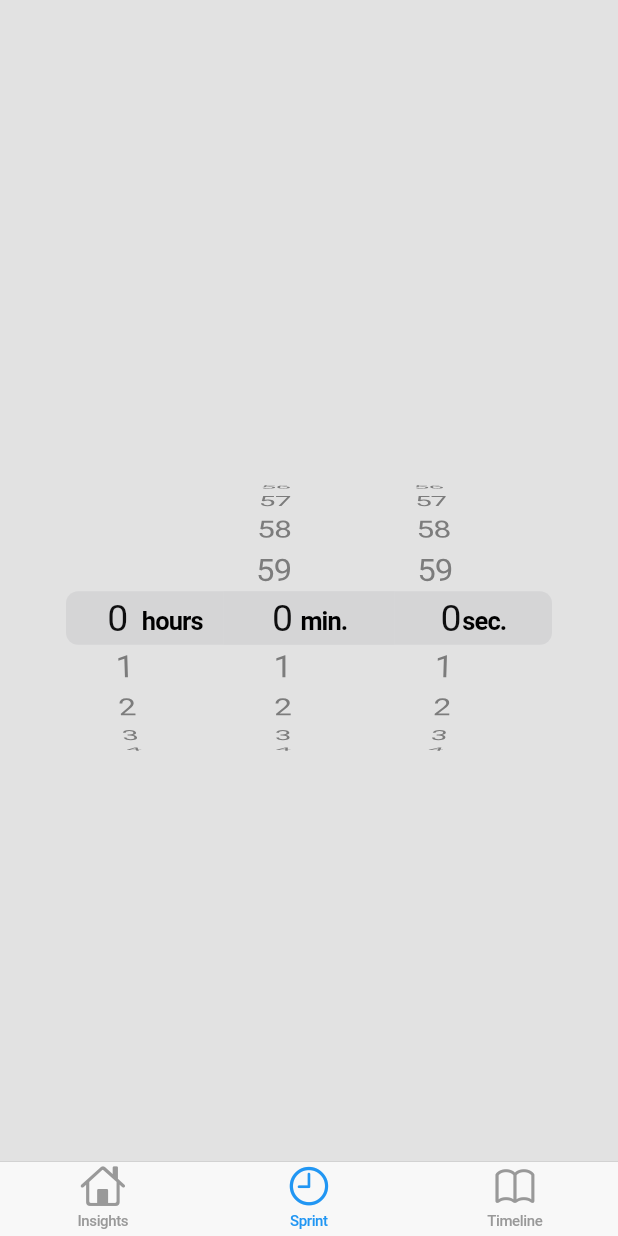
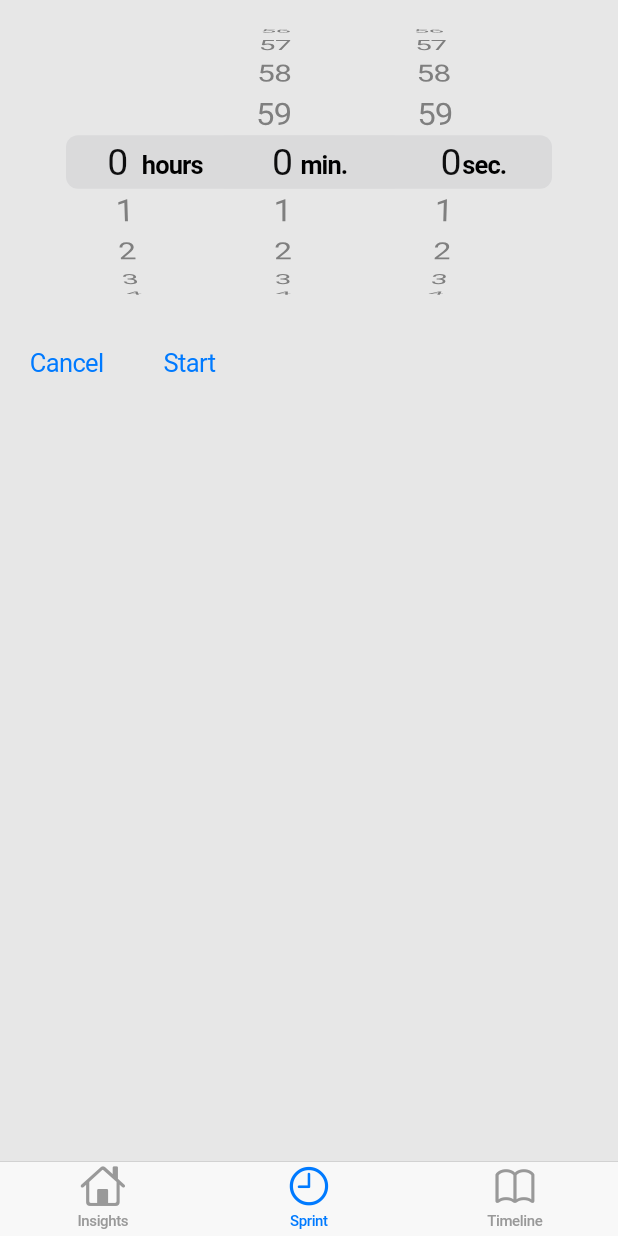
Before and after one commit to zachdtaylor/scatter, a Flutter app: the screen it shows after launch, item 2 of the bottom bar chosen, on a phone screen of 412 x 824 dp. Run offline on Flutter 3.47's test engine with Material 2 defaults, Android fonts, the phone set to English and light mode, and no system bars.

Commit message:
add buttons to sprint page

```diff
--- a/lib/main.dart
+++ b/lib/main.dart
@@ -1,7 +1,5 @@
 import 'package:flutter/cupertino.dart';
-import 'package:flutter/material.dart';
 import 'package:flutter/services.dart';
-import 'package:scatter/check_platform.dart';
 import 'package:scatter/home.dart';
 
 
@@ -10,27 +8,20 @@ void main() {
     [DeviceOrientation.portraitUp, DeviceOrientation.portraitDown]
   );
   Widget home = Home();
-  runApp(ScatterApp(home: home));
+  runApp(ScatterApp(home));
 }
 
 class ScatterApp extends StatelessWidget {
   final Widget home;
   final String title = 'Scatter';
 
-  ScatterApp({Key key, @required this.home}): super(key: key);
+  ScatterApp(this.home);
 
   @override
   Widget build(BuildContext context) {
-    if (isIos) {
-      return CupertinoApp(
-        title: title,
-        home: home
-      );
-    } else {
-      return MaterialApp(
-        title: title,
-        home: home
-      );
-    }
+    return CupertinoApp(
+      title: title,
+      home: home
+    );
   }
 }
--- a/lib/pages/sprint/sprint_page.dart
+++ b/lib/pages/sprint/sprint_page.dart
@@ -10,11 +10,35 @@ class _SprintPageState extends State<SprintPage> {
 
   }
 
+  _onCancelPressed() {
+
+  }
+
+  _onStartPressed() {
+
+  }
+
   @override
   Widget build(BuildContext context) {
     return Container(
-      child: CupertinoTimerPicker(
-        onTimerDurationChanged: _onTimerDurationChanged,
+      child: Column(
+        children: <Widget>[
+          CupertinoTimerPicker(
+            onTimerDurationChanged: _onTimerDurationChanged,
+          ),
+          Row(
+            children: <Widget>[
+              CupertinoButton(
+                child: Text('Cancel'),
+                onPressed: _onCancelPressed
+              ),
+              CupertinoButton(
+                child: Text('Start'),
+                onPressed: _onStartPressed
+              ),
+            ]
+          ),
+        ]
       )
     );
   }
```
Also changed, not shown: 1 other file.
